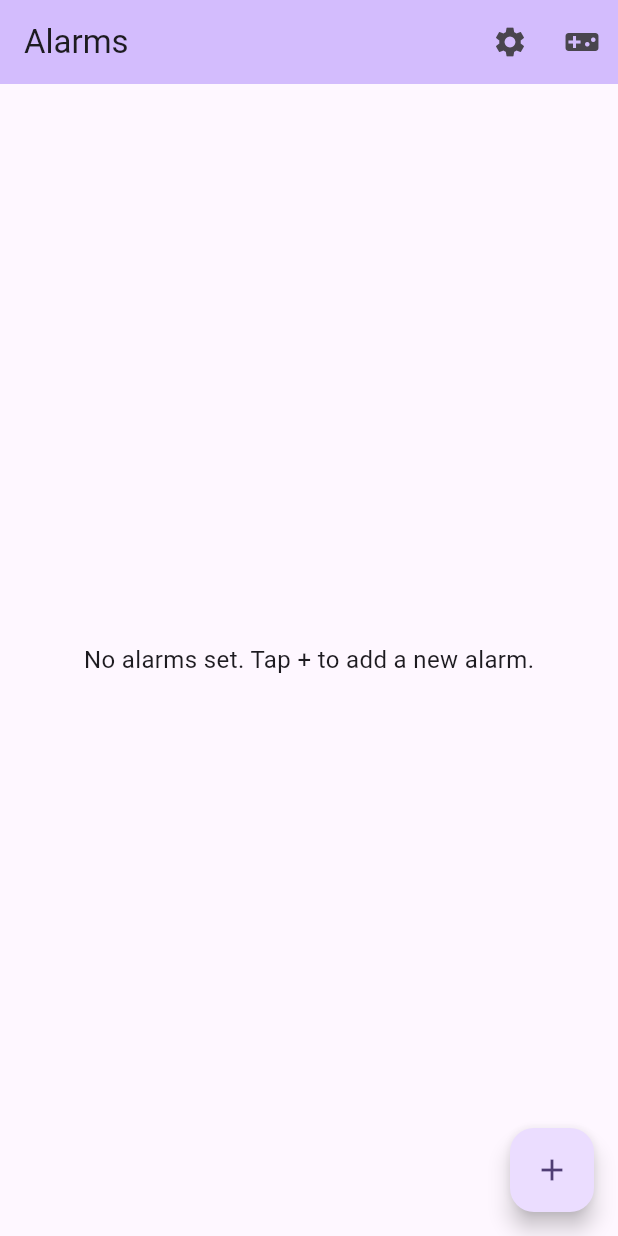
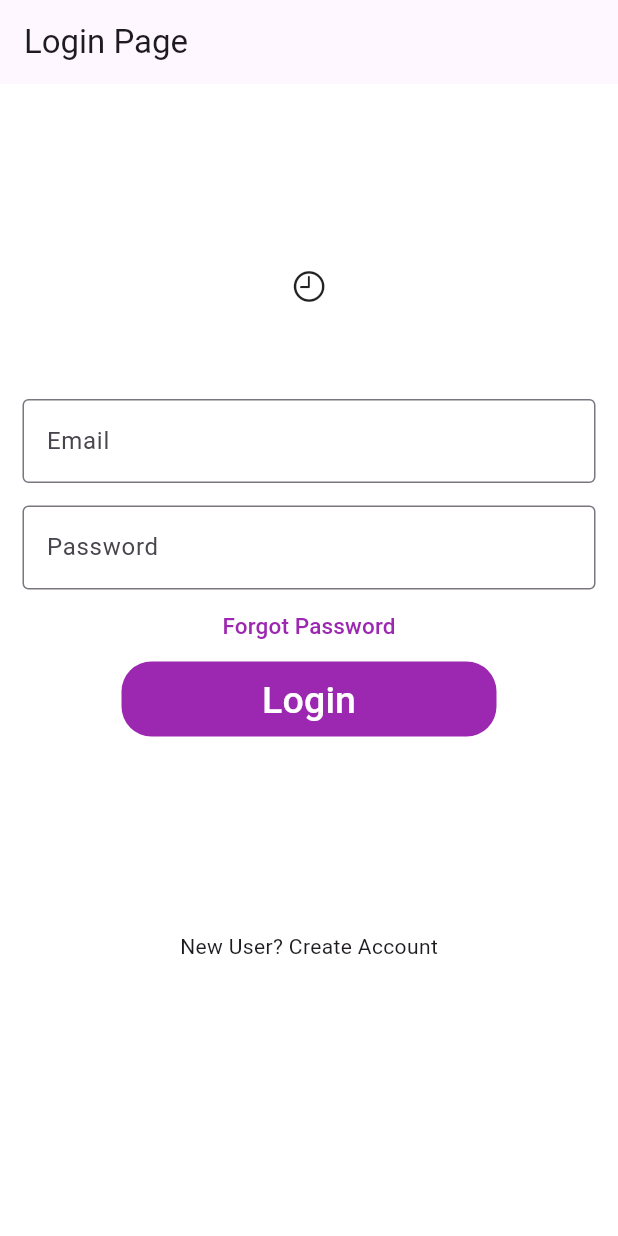
Before and after one commit to ArtZab0/CleverClock, a Flutter app: the screen it shows after launch, on a phone screen of 412 x 824 dp. Run offline on Flutter 3.47's test engine with Material 3 defaults, Android fonts, the phone set to English and light mode, and no system bars; our stand-ins replace awesome_notifications.

Commit message:
Update main.dart with login implementation

```diff
--- a/lib/main.dart
+++ b/lib/main.dart
@@ -1,4 +1,5 @@
 // main.dart
+import 'package:flutter/cupertino.dart';
 import 'package:flutter/material.dart';
 import 'dart:math'; // For generating random numbers
 import 'play_puzzle.dart';
@@ -61,6 +62,13 @@
 class MyApp extends StatefulWidget {
   const MyApp({super.key});
 
+  Widget build(BuildContext context) {
+    return MaterialApp(
+      debugShowCheckedModeBanner: false,
+      home: LoginDemo(),
+    );
+  }
+
   static final GlobalKey<NavigatorState> navigatorKey = GlobalKey<NavigatorState>();
 
   @override
@@ -89,7 +97,7 @@
         colorScheme: ColorScheme.fromSeed(seedColor: Colors.deepPurple),
         useMaterial3: true,
       ),
-      home: const MyHomePage(title: 'Alarms'),
+      home:  LoginDemo(),
       routes: {
         '/game_selection': (context) => const GameSelectionPage(),
         '/math_puzzle': (context) => const MathPuzzle(),
@@ -99,6 +107,93 @@
         '/settings': (context) => const Settings(),
         '/alarm': (context) => const AlarmPage(),
       },
+    );
+  }
+}
+
+class LoginDemo extends StatefulWidget {
+  @override
+  _LoginDemoState createState() => _LoginDemoState();
+}
+
+class _LoginDemoState extends State<LoginDemo> {
+  @override
+  Widget build(BuildContext context) {
+    return Scaffold(
+      backgroundColor: Colors.white,
+      appBar: AppBar(
+        title: Text("Login Page"),
+      ),
+      body: SingleChildScrollView(
+        child: Column(
+          children: <Widget>[
+            Padding(
+              padding: const EdgeInsets.only(top: 60.0),
+              child: Center(
+                child: Container(
+                    width: 200,
+                    height: 150,
+                    /*decoration: BoxDecoration(
+                        color: Colors.red,
+                        borderRadius: BorderRadius.circular(50.0)),*/
+                    child: Icon(CupertinoIcons.clock)),
+              ),
+            ),
+            Padding(
+              //padding: const EdgeInsets.only(left:15.0,right: 15.0,top:0,bottom: 0),
+              padding: EdgeInsets.symmetric(horizontal: 15),
+              child: TextField(
+                decoration: InputDecoration(
+                    border: OutlineInputBorder(),
+                    labelText: 'Email',
+                    hintText: 'Enter valid email id'),
+              ),
+            ),
+            Padding(
+              padding: const EdgeInsets.only(
+                  left: 15.0, right: 15.0, top: 15, bottom: 0),
+              //padding: EdgeInsets.symmetric(horizontal: 15),
+              child: TextField(
+
+                obscureText: true,
+                decoration: InputDecoration(
+                    border: OutlineInputBorder(),
+                    labelText: 'Password',
+                    hintText: 'Enter secure password'),
+              ),
+            ),
+            TextButton(
+              onPressed: (){
+                //TODO FORGOT PASSWORD SCREEN GOES HERE
+              },
+              child: Text(
+                'Forgot Password',
+                style: TextStyle(color: Colors.purple, fontSize: 15),
+              ),
+            ),
+            Container(
+              height: 50,
+              width: 250,
+              decoration: BoxDecoration(
+                  color: Colors.purple, borderRadius: BorderRadius.circular(20)),
+              child: TextButton(
+                onPressed: () {
+                  Navigator.push(
+                      context, MaterialPageRoute(builder: (_) => MyHomePage(title: '',)));
+                },
+                child: Text(
+                  'Login',
+                  style: TextStyle(color: Colors.white, fontSize: 25),
+                ),
+              ),
+            ),
+            SizedBox(
+              height: 130,
+            ),
+            Text('New User? Create Account')
+          ],
+        ),
+      ),
     );
   }
 }
```
